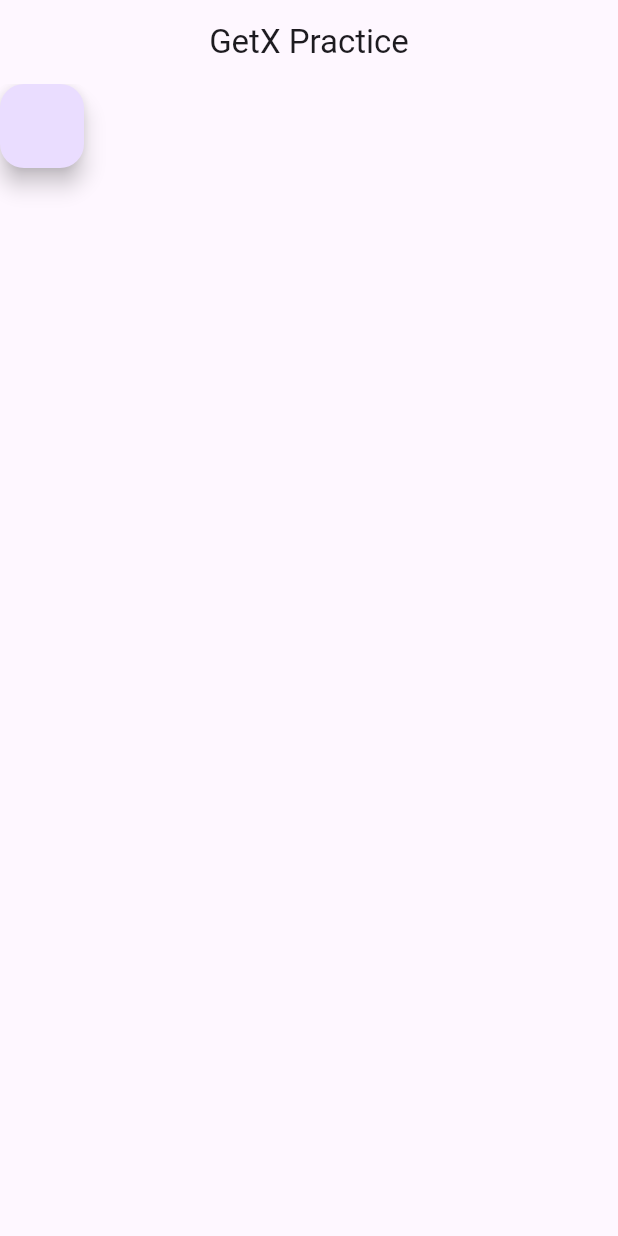
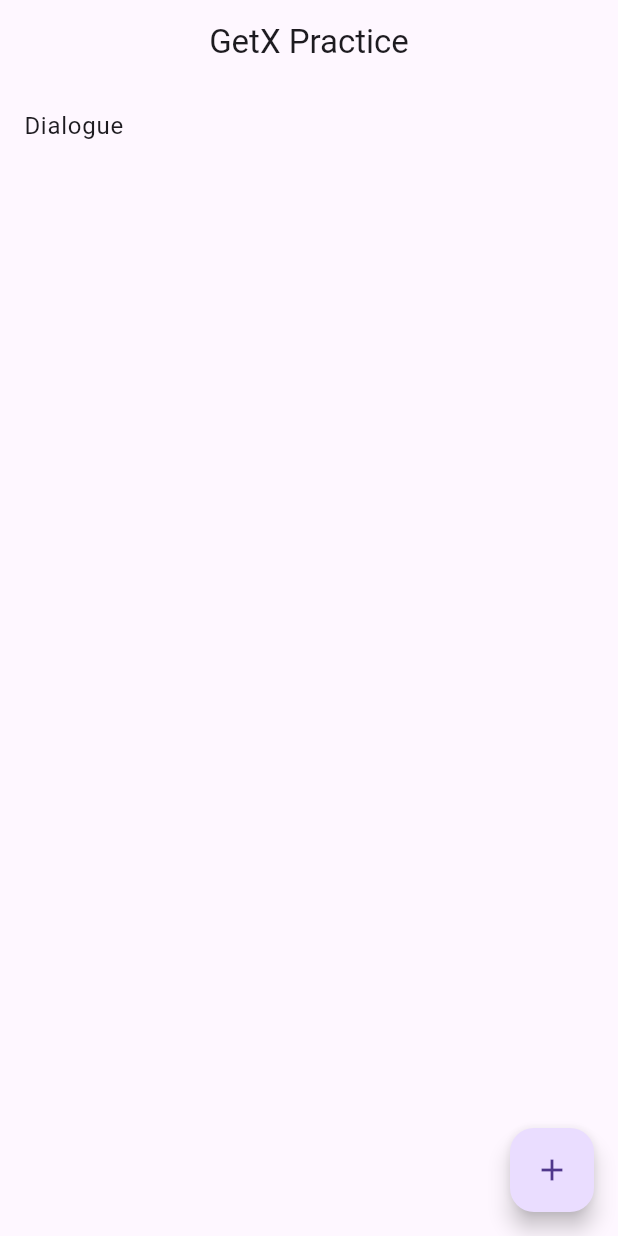
Before and after one commit to umairakbar006/GetX_Practice, a Flutter app: the screen it shows after launch, on a phone screen of 412 x 824 dp. Run offline on Flutter 3.47's test engine with Material 3 defaults, Android fonts, the phone set to English and light mode, and no system bars; our stand-ins replace get.

Commit message:
Used default Dialog

```diff
--- a/lib/homescreen.dart
+++ b/lib/homescreen.dart
@@ -15,13 +15,24 @@ class _homescreenState extends State<Homescreen> {
       appBar: AppBar(title: Text('GetX Practice'), centerTitle: true),
       body: Column(
         children: [
-          FloatingActionButton(
-            onPressed: () {
-              Get.snackbar('Message', 'This is snackbar');
+          ListTile(
+            title: Text('Dialogue'),
+            onTap: () {
+              Get.defaultDialog(
+                title: 'Title',
+                cancel: TextButton(onPressed: () {}, child: Text('Cancel')),
+                confirm: TextButton(onPressed: () {}, child: Text('Confirm')),
+              );
             },
           ),
         ],
       ),
+      floatingActionButton: FloatingActionButton(
+        child: Icon(Icons.add),
+        onPressed: () {
+          Get.snackbar('Message', 'This is snackbar');
+        },
+      ),
     );
   }
 }
```
